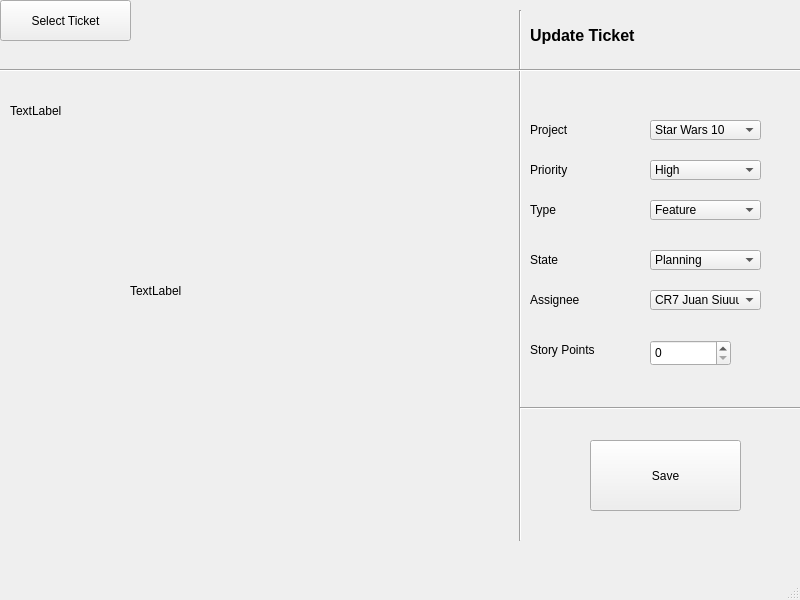
Above: frmmain.ui from Juanmut2003/docucheck before the change. Below: the same form after it.
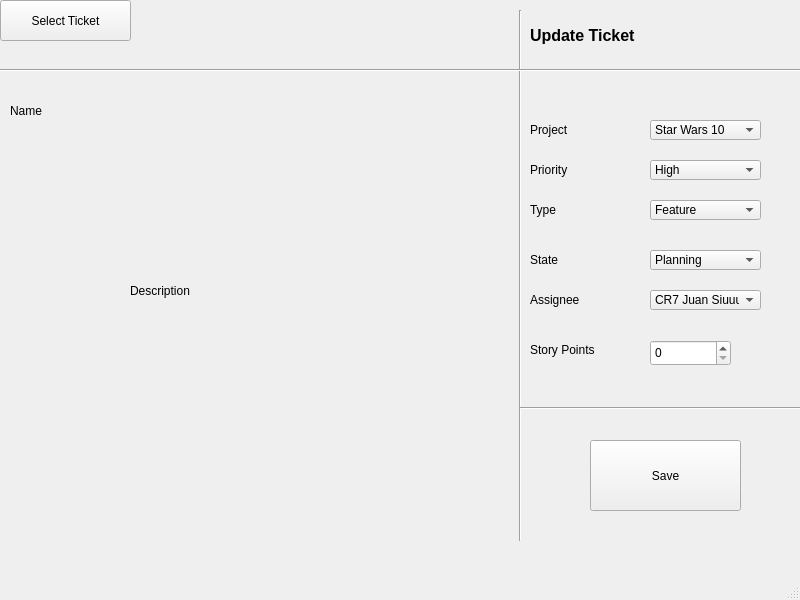
That is the form after the change.

Commit message: Kleine label renames

Patch:
```diff
--- a/frmmain.ui
+++ b/frmmain.ui
@@ -327,7 +327,7 @@
      </rect>
     </property>
     <property name="text">
-     <string>TextLabel</string>
+     <string>Name</string>
     </property>
     <property name="wordWrap">
      <bool>true</bool>
@@ -343,7 +343,7 @@
      </rect>
     </property>
     <property name="text">
-     <string>TextLabel</string>
+     <string>Description</string>
     </property>
     <property name="wordWrap">
      <bool>true</bool>
```
